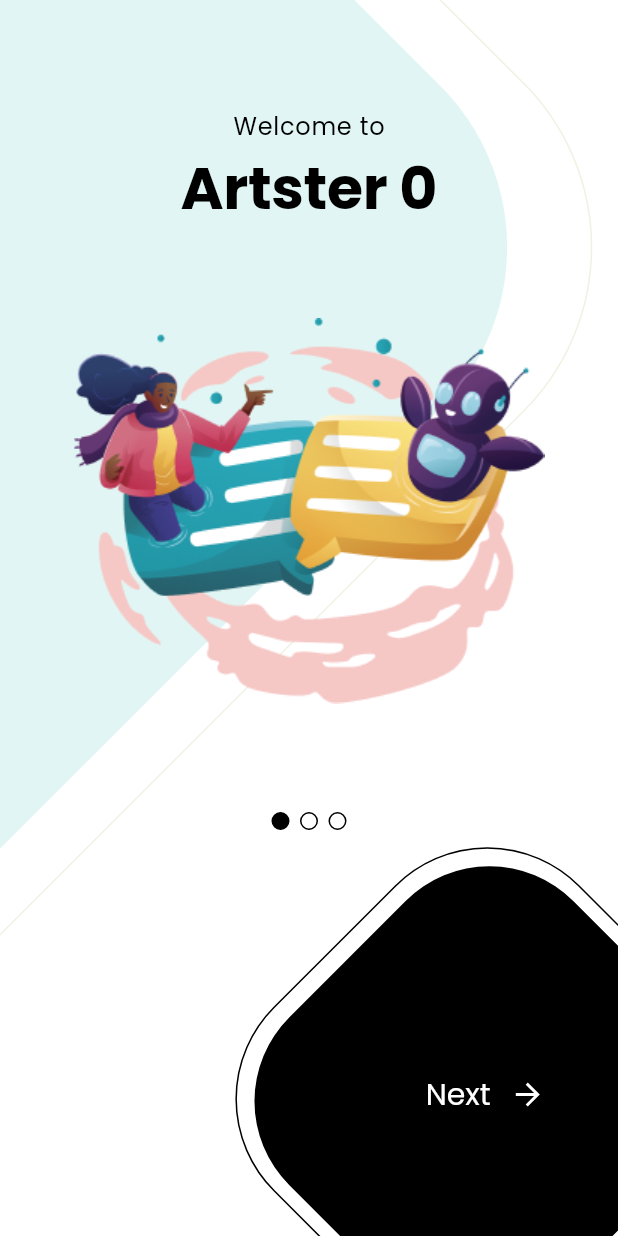
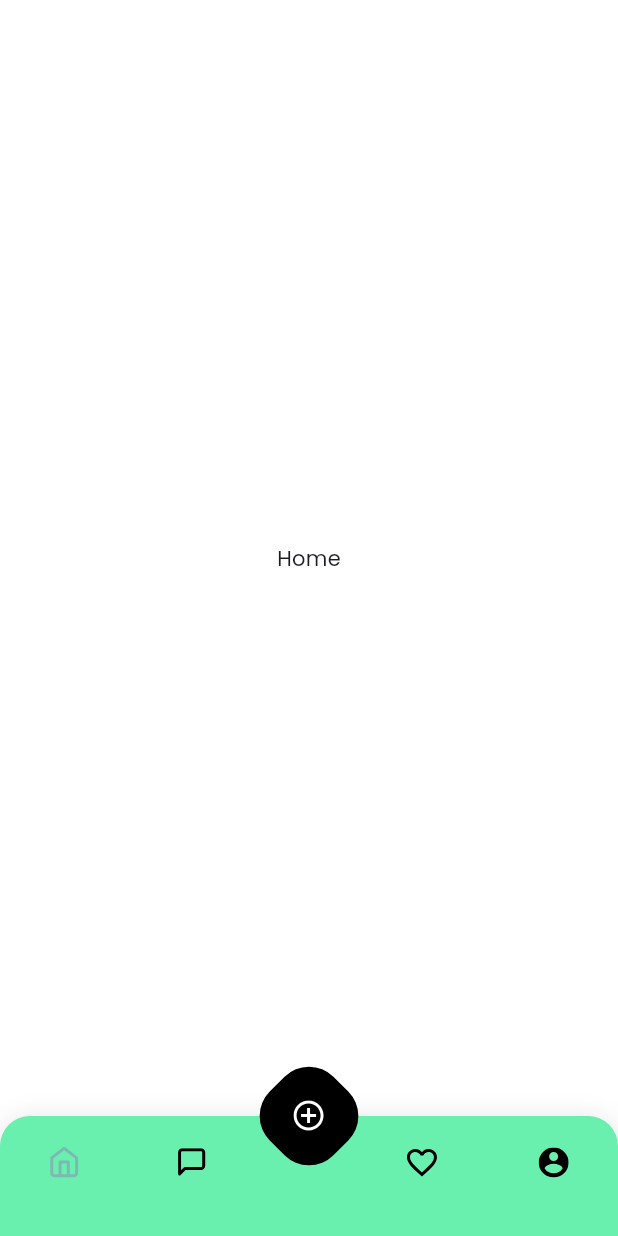
Before and after one commit to artster10/Artsterproductui, a Flutter app: the screen it shows after launch, after a tap on "Next", on a phone screen of 412 x 824 dp. Run offline on Flutter 3.47's test engine with Material 3 defaults, Android fonts, the light colour scheme and no system bars; our stand-ins replace flutter_svg, google_fonts.

Commit message:
created nav bar

```diff
--- a/productui/lib/main.dart
+++ b/productui/lib/main.dart
@@ -1,6 +1,6 @@
 import 'package:flutter/material.dart';
 import 'package:google_fonts/google_fonts.dart';
-import 'package:productui/onboarding/onboarding_screen.dart';
+import 'package:productui/screens/onboarding_screen.dart';
 import 'config/colors.dart';
 
 void main() {
@@ -8,7 +8,7 @@ void main() {
 }
 
 class MyApp extends StatelessWidget {
-  const MyApp({super.key});
+  const MyApp({Key? key}) : super(key: key);
 
   @override
   Widget build(BuildContext context) {
--- /dev/null
+++ b/productui/lib/screens/home/home_screen.dart
@@ -0,0 +1,10 @@
+import 'package:flutter/material.dart';
+
+class HomeScreen extends StatelessWidget {
+ const HomeScreen({Key? key}) : super(key: key);
+
+  @override
+  Widget build(BuildContext context) {
+    return Container();
+  }
+}
--- /dev/null
+++ b/productui/lib/screens/nav/nav.dart
@@ -0,0 +1,97 @@
+import 'package:flutter/material.dart';
+import 'package:flutter_svg/flutter_svg.dart';
+import 'package:productui/config/colors.dart';
+import 'package:productui/screens/widgets/custom_button.dart';
+
+class Nav extends StatefulWidget {
+  const Nav({Key? key}) : super(key: key);
+
+  @override
+  State<Nav> createState() => _NavState();
+}
+
+class _NavState extends State<Nav> {
+  int _selectedIndex = 0;
+  final _pages = [
+    Center(
+      child: Container(
+        child: Text('Home'),
+      ),
+    ),
+    Text('Message'),
+    Text('Fav list'),
+    Text('Profile')
+  ];
+
+  void _changePageto(int index) {
+    setState(() => _selectedIndex = index);
+  }
+
+  @override
+  Widget build(BuildContext context) {
+    return Scaffold(
+      body: IndexedStack(
+        index: _selectedIndex,
+        children: _pages,
+      ),
+      floatingActionButton: CustomButton(
+        child: SvgPicture.asset('assets/icons/plus.svg'),
+        onTap: () {},
+      ),
+      floatingActionButtonLocation: FloatingActionButtonLocation.centerDocked,
+      bottomNavigationBar: Container(
+        height: 80,
+        width: double.infinity,
+        alignment: Alignment.topCenter,
+        padding: EdgeInsets.only(top: 19.0),
+        decoration: BoxDecoration(
+            color: Colors.greenAccent,
+            borderRadius: BorderRadius.only(
+              topLeft: Radius.circular(20.0),
+              topRight: Radius.circular(20.0),
+            ),
+            boxShadow: [
+              BoxShadow(
+                blurRadius: 15.0,
+                offset: const Offset(0, 4),
+                color: kBlack.withOpacity(0.15),
+              )
+            ]),
+        child: Row(
+          mainAxisAlignment: MainAxisAlignment.spaceAround,
+          children: [
+            GestureDetector(
+              onTap: () => _changePageto(0),
+              child: SvgPicture.asset(
+                'assets/icons/home.svg',
+                color: _selectedIndex == 0 ? kSelectedTabColor : null,
+              ),
+            ),
+            GestureDetector(
+              onTap: () => _changePageto(1),
+              child: SvgPicture.asset(
+                'assets/icons/message.svg',
+                color: _selectedIndex == 1 ? kSelectedTabColor : null,
+              ),
+            ),
+            const SizedBox(),
+            GestureDetector(
+              onTap: () => _changePageto(2),
+              child: SvgPicture.asset(
+                'assets/icons/favorite_border.svg',
+                color: _selectedIndex == 2 ? kSelectedTabColor : null,
+              ),
+            ),
+            GestureDetector(
+              onTap: () => _changePageto(3),
+              child: SvgPicture.asset(
+                'assets/icons/profile.svg',
+                color: _selectedIndex == 3 ? kSelectedTabColor : null,
+              ),
+            ),
+          ],
+        ),
+      ),
+    );
+  }
+}
--- a/productui/lib/onboarding/onboarding_screen.dart
+++ b/productui/lib/screens/onboarding_screen.dart
@@ -3,6 +3,8 @@ import 'package:flutter_svg/flutter_svg.dart';
 import 'package:productui/config/colors.dart';
 import 'package:productui/onboarding/widgets/background.dart';
 import 'dart:math' as math;
+
+import 'package:productui/screens/nav/nav.dart';
 
 class OnboardingScreen extends StatefulWidget {
   const OnboardingScreen({super.key});
@@ -67,7 +69,7 @@ class _OnboardingScreenState extends State<OnboardingScreen> {
             ),
             Expanded(
                 child: GestureDetector(
-              onTap: () {},
+              onTap: () =>Navigator.push(context, MaterialPageRoute(builder: (context) => const Nav(),),),
               child: Stack(
                 children: [
                   Positioned(
--- /dev/null
+++ b/productui/lib/screens/widgets/custom_button.dart
@@ -0,0 +1,37 @@
+import 'package:flutter/material.dart';
+import 'package:productui/config/colors.dart';
+import 'dart:math' as math;
+
+class CustomButton extends StatelessWidget {
+  const CustomButton({
+    Key? key,
+    required this.child,
+    required this.onTap,
+  }) : super(key: key);
+
+  final Widget child;
+  final VoidCallback onTap;
+
+  @override
+  Widget build(BuildContext context) {
+    return GestureDetector(
+      onTap: onTap,
+      child: Transform.rotate(
+        angle: math.pi / 4,
+        child: Container(
+          width: 60.0,
+          height: 60.0,
+          alignment: Alignment.center,
+          decoration: BoxDecoration(
+            color: kBlack,
+            borderRadius: BorderRadius.circular(23.0),
+          ),
+          child: Transform.rotate(
+            angle: -math.pi / 4,
+            child: child,
+          ),
+        ),
+      ),
+    );
+  }
+}
```
